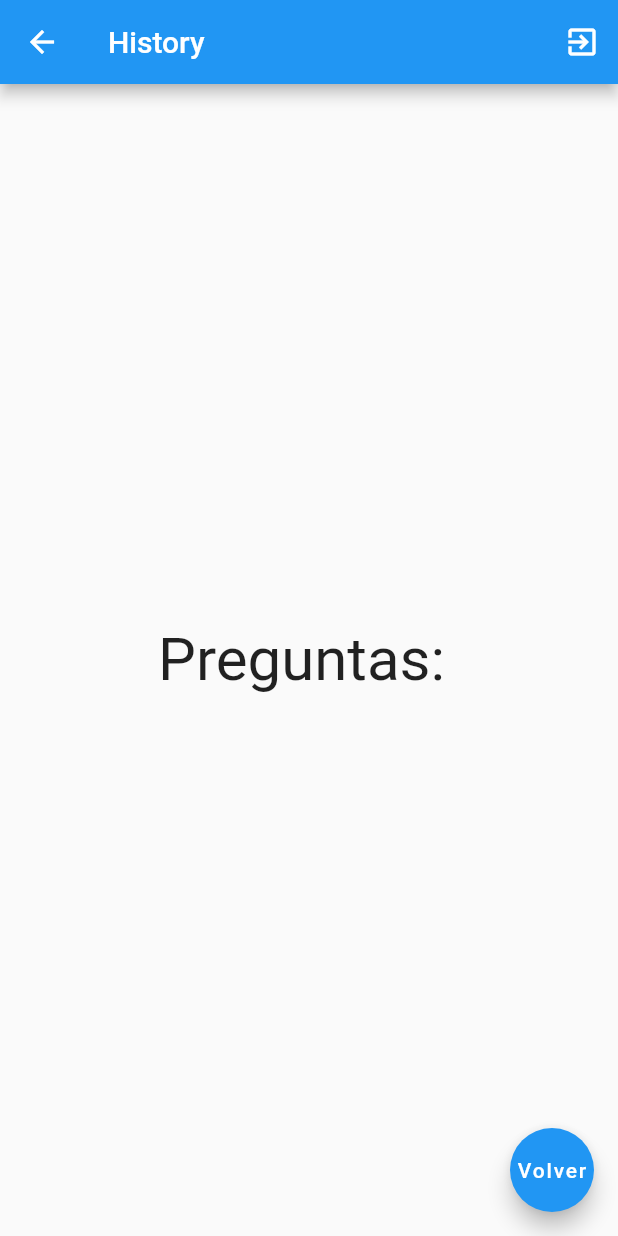
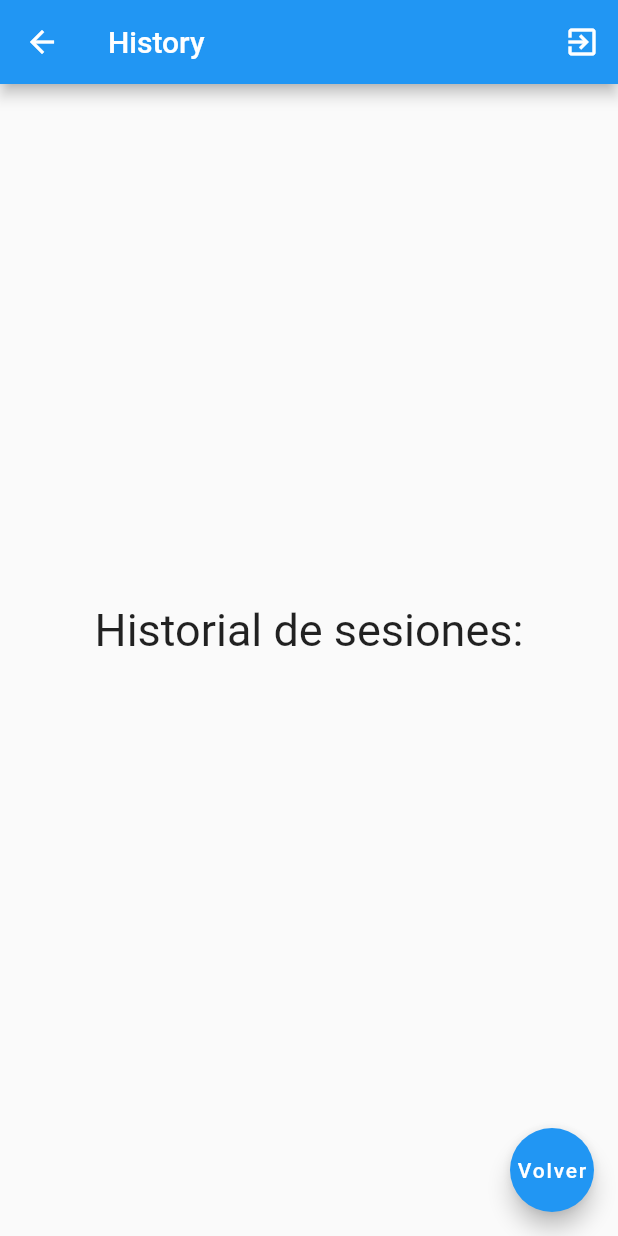
Before and after one commit to landrescaballero/web_service, a Flutter app: the HistoryPage screen opened directly, on a phone screen of 412 x 824 dp. Run offline on Flutter 3.47's test engine with Material 2 defaults, Android fonts, the phone set to English and light mode, and no system bars; our stand-ins replace connectivity, get, hive, hive_flutter, loggy; accounts and stored records are empty; network calls fail.

Commit message:
Todo sirve

```diff
--- a/lib/data/datasources/remote/history_datasource.dart
+++ b/lib/data/datasources/remote/history_datasource.dart
@@ -36,6 +36,7 @@ class HistorySource {
     if (response.statusCode == 200) {
       //logInfo(response.body);
       final data = jsonDecode(response.body);
+      logInfo(data);
       return data;
     } else {
       logError("Got error code ${response.statusCode}");
--- a/lib/ui/controller/difficulty_controller.dart
+++ b/lib/ui/controller/difficulty_controller.dart
@@ -22,7 +22,7 @@ class DifficultyController extends GetxController {
   void calculateDifficulty() {
     if (correctAnswers.value >= incorrectAnswers.value + 6 &&
         correctAnswers.value >= 6 &&
-        timerController.getTime() < 300) {
+        timerController.getTime() < 120) {
       difficulty++;
       correctAnswers.value = 0;
       incorrectAnswers.value = 0;
@@ -32,7 +32,7 @@ class DifficultyController extends GetxController {
   bool nivelUp() {
     if (correctAnswers.value >= incorrectAnswers.value + 6 &&
         correctAnswers.value >= 6 &&
-        timerController.getTime() < 300) {
+        timerController.getTime() < 120) {
       calculateDifficulty();
       return true;
     } else {
--- a/lib/ui/controller/history_controller.dart
+++ b/lib/ui/controller/history_controller.dart
@@ -13,8 +13,9 @@ class HistoryController extends GetxController {
     await userUseCase.saveHis(his);
   }
 
-  List getHis(String email) {
-    List<dynamic> listHist = userUseCase.getHis(email) as List<dynamic>;
+  Future<List> getHis(String email) async {
+    List<dynamic> listHist = await userUseCase.getHis(email);
+    hist.clear();
     for (var element in listHist) {
       hist.add(element);
     }
--- a/lib/ui/pages/authentication/login_page.dart
+++ b/lib/ui/pages/authentication/login_page.dart
@@ -1,4 +1,5 @@
 import 'package:f_web_authentication/ui/controller/difficulty_controller.dart';
+import 'package:f_web_authentication/ui/controller/history_controller.dart';
 import 'package:f_web_authentication/ui/controller/local_controller.dart';
 import 'package:f_web_authentication/ui/controller/op_gen_controller.dart';
 import 'package:f_web_authentication/ui/controller/player_controller.dart';
@@ -24,6 +25,7 @@ class _LoginPageState extends State<LoginPage> {
   UserController userController = Get.find();
   DifficultyController diffController = Get.find();
   PlayerController playerController = Get.find();
+  HistoryController historyController = Get.find();
 
   _login(theEmail, thePassword) async {
     logInfo('_login $theEmail $thePassword');
@@ -37,6 +39,7 @@ class _LoginPageState extends State<LoginPage> {
           snackPosition: SnackPosition.BOTTOM,
         );
       } else {
+        historyController.getHis(playerController.email.value);
         diffController.setDifficulty(playerController.difficult.value);
       }
     } catch (err) {
--- a/lib/ui/pages/content/congrats.dart
+++ b/lib/ui/pages/content/congrats.dart
@@ -1,3 +1,4 @@
+import 'package:f_web_authentication/ui/central.dart';
 import 'package:f_web_authentication/ui/controller/difficulty_controller.dart';
 import 'package:f_web_authentication/ui/controller/player_controller.dart';
 import 'package:f_web_authentication/ui/controller/user_controller.dart';
@@ -22,6 +23,7 @@ class _CongratulationState extends State<CongratulationPage> {
   _logout() async {
     try {
       await userController.logOut();
+      Get.to(const Central());
     } catch (e) {
       logInfo(e);
     }
--- a/lib/ui/pages/content/history_page.dart
+++ b/lib/ui/pages/content/history_page.dart
@@ -1,7 +1,9 @@
+import 'package:f_web_authentication/ui/central.dart';
 import 'package:f_web_authentication/ui/controller/history_controller.dart';
 import 'package:f_web_authentication/ui/controller/player_controller.dart';
 import 'package:f_web_authentication/ui/controller/user_controller.dart';
 import 'package:f_web_authentication/ui/pages/content/welcome_page.dart';
+import 'package:f_web_authentication/utils.dart';
 import 'package:flutter/material.dart';
 import 'package:get/get.dart';
 import 'package:loggy/loggy.dart';
@@ -20,6 +22,7 @@ class _HistoryState extends State<HistoryPage> {
   _logout() async {
     try {
       await userController.logOut();
+      Get.to(const Central());
     } catch (e) {
       logInfo(e);
     }
@@ -39,6 +42,8 @@ class _HistoryState extends State<HistoryPage> {
           child: Column(
         mainAxisAlignment: MainAxisAlignment.center,
         children: [
+          const Text("Historial de sesiones:", style: TextStyle(fontSize: 30)),
+          const SizedBox(height: 40),
           preguntas(),
         ],
       )),
@@ -62,5 +67,26 @@ Widget respuesta(bool a) {
 }
 
 Widget preguntas() {
-  return const Text("Preguntas: ", style: TextStyle(fontSize: 40));
+  HistoryController historyController = Get.find();
+  PlayerController playerController = Get.find();
+  logInfo(
+      "sesiones: ${historyController.hist.length} ${playerController.email.value}}");
+  List<Widget> widgets = [];
+  List<dynamic> listHist = historyController.hist;
+  logInfo('Lista obtenida');
+  for (var element in listHist) {
+    widgets.add(Row(mainAxisAlignment: MainAxisAlignment.center, children: [
+      Text("Sesion: ${element['id']} "),
+      respuesta(element['question1']),
+      respuesta(element['question2']),
+      respuesta(element['question3']),
+      respuesta(element['question4']),
+      respuesta(element['question5']),
+      respuesta(element['question6']),
+      Text(" Time: ${minutero(element['time'] ?? 1)}")
+    ]));
+  }
+  return SingleChildScrollView(
+      child: Column(
+          mainAxisAlignment: MainAxisAlignment.center, children: widgets));
 }
--- a/lib/ui/pages/content/operations.dart
+++ b/lib/ui/pages/content/operations.dart
@@ -1,3 +1,4 @@
+import 'package:f_web_authentication/ui/central.dart';
 import 'package:f_web_authentication/ui/controller/difficulty_controller.dart';
 import 'package:f_web_authentication/ui/controller/operation_controller.dart';
 import 'package:f_web_authentication/ui/controller/time_controller.dart';
@@ -25,6 +26,7 @@ class _Operations extends State<Operations> {
   _logout() async {
     try {
       await userController.logOut();
+      Get.to(const Central());
     } catch (e) {
       logInfo(e);
     }
@@ -171,8 +173,8 @@ class _Operations extends State<Operations> {
                 difController.incrementCorrectAnswers(numC);
                 difController.incrementIncorrectAnswers(6 - numC);
                 timerController.stopTimer();
+                logInfo("Sending to results page");
                 Get.to(const ResultPage());
-                _logout();
               }
             },
             child: const Text("OK")),
--- a/lib/ui/pages/content/plantillas/blank_page.dart
+++ b/lib/ui/pages/content/plantillas/blank_page.dart
@@ -1,3 +1,4 @@
+import 'package:f_web_authentication/ui/central.dart';
 import 'package:f_web_authentication/ui/controller/user_controller.dart';
 import 'package:flutter/material.dart';
 import 'package:get/get.dart';
@@ -16,6 +17,7 @@ class _State extends State<Page> {
   _logout() async {
     try {
       await userController.logOut();
+      Get.to(const Central());
     } catch (e) {
       logInfo(e);
     }
--- a/lib/ui/pages/content/results_page.dart
+++ b/lib/ui/pages/content/results_page.dart
@@ -1,4 +1,5 @@
 import 'package:f_web_authentication/domain/models/history.dart';
+import 'package:f_web_authentication/ui/central.dart';
 import 'package:f_web_authentication/ui/controller/difficulty_controller.dart';
 import 'package:f_web_authentication/ui/controller/history_controller.dart';
 import 'package:f_web_authentication/ui/controller/op_gen_controller.dart';
@@ -33,6 +34,7 @@ class _ResultState extends State<ResultPage> {
   _logout() async {
     try {
       await userController.logOut();
+      Get.to(const Central());
     } catch (e) {
       logInfo(e);
     }
@@ -121,6 +123,7 @@ class _ResultState extends State<ResultPage> {
             question5: operationController.getAnswer(4),
             question6: operationController.getAnswer(5),
           ));
+          historyController.getHis(playerController.email.value);
           if (diffController.nivelUp()) {
             Get.to(() => const CongratulationPage());
           } else {
```
Also changed, not shown: lib/ui/controller/local_controller.dart (+3 -16 lines), lib/ui/pages/content/welcome_page.dart (+8 -2 lines).
